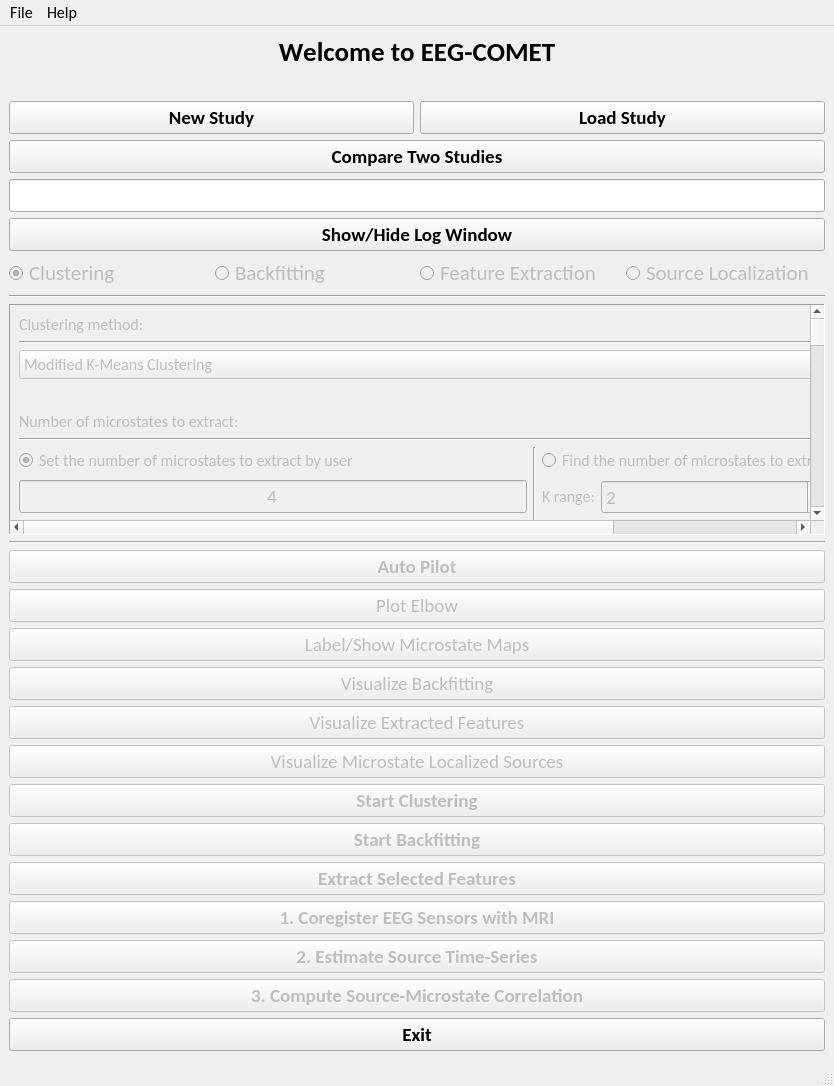
eeg-comet/eeg-comet, file EEG_COMET/ui/MainMicrostateWindow.ui: the form before one commit.
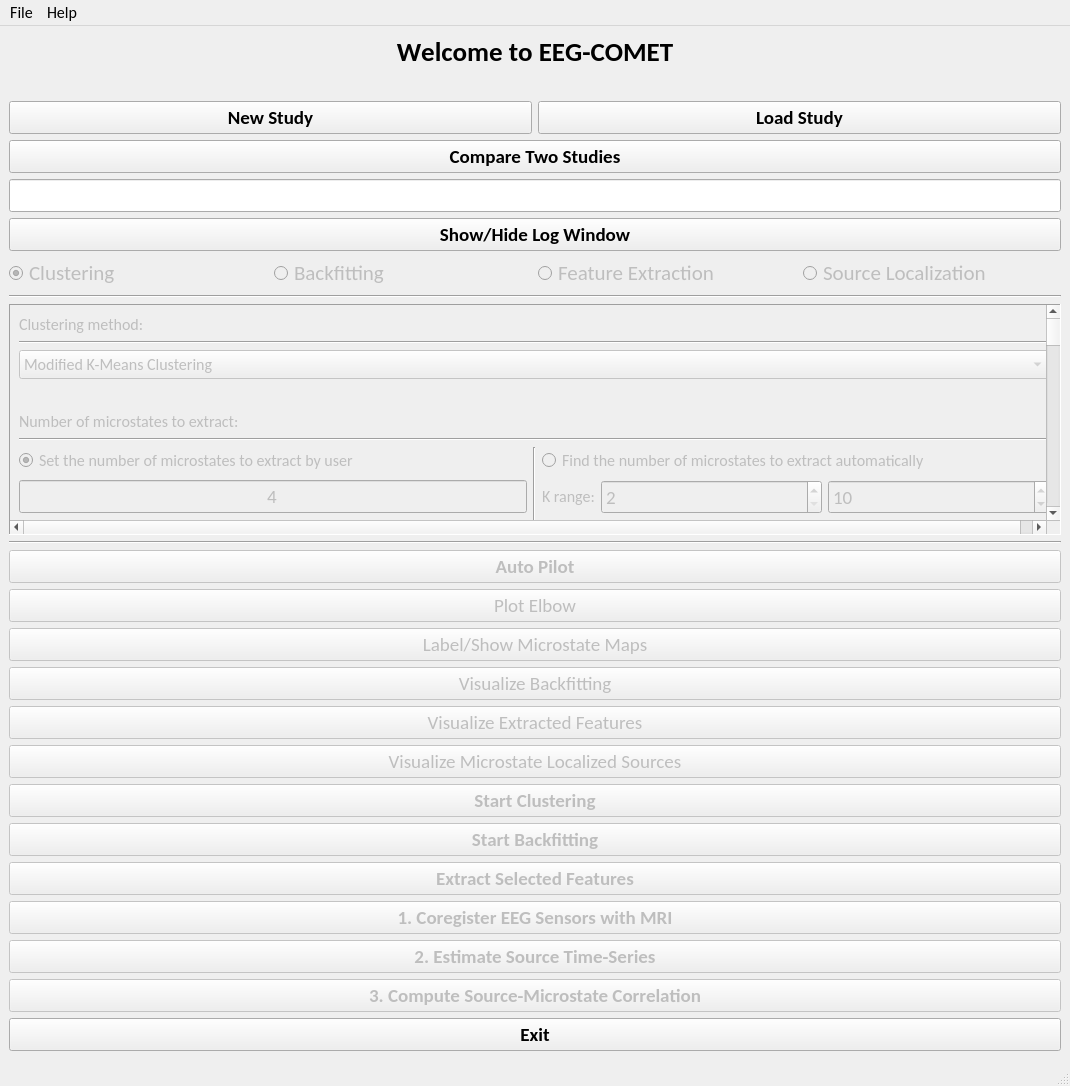
The form after the commit.

The edit to the form file:
```diff
--- a/EEG_COMET/ui/MainMicrostateWindow.ui
+++ b/EEG_COMET/ui/MainMicrostateWindow.ui
@@ -6,7 +6,7 @@
    <rect>
     <x>0</x>
     <y>0</y>
-    <width>834</width>
+    <width>1070</width>
     <height>1086</height>
    </rect>
   </property>
@@ -369,10 +369,10 @@
         <widget class="QWidget" name="scrollAreaWidgetContents">
          <property name="geometry">
           <rect>
-           <x>-180</x>
-           <y>-1454</y>
-           <width>1030</width>
-           <height>1690</height>
+           <x>0</x>
+           <y>-960</y>
+           <width>1031</width>
+           <height>1692</height>
           </rect>
          </property>
          <layout class="QGridLayout" name="gridLayout_2">
@@ -3155,7 +3155,7 @@
     <rect>
      <x>0</x>
      <y>0</y>
-     <width>834</width>
+     <width>1070</width>
      <height>22</height>
     </rect>
    </property>
```
Left out of the diff: 811 changed lines with no effect on the pictures.
